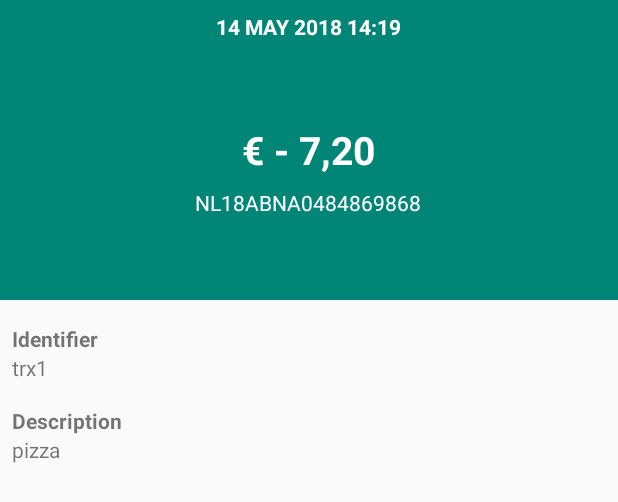
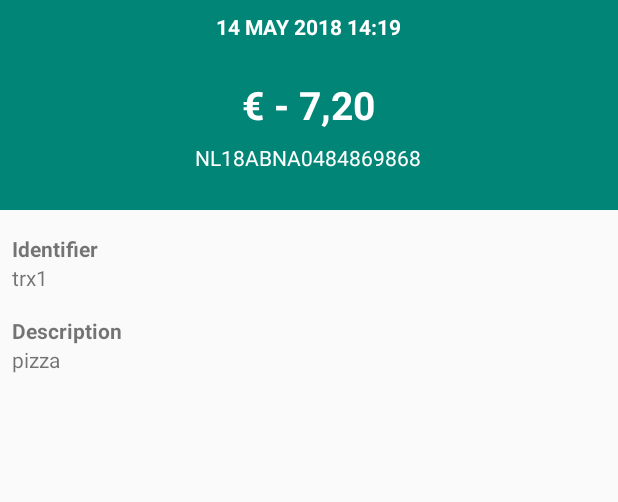
Before and after one commit to jordansilva/MyWalletTest, an Android app: the layout activity_transaction_detail.xml on its own in the app's theme, with its tools: preview values and no code run, on a phone screen of 412 x 824 dp. Shown: the top 502 px of the screen. Run offline under Robolectric (Android 15) with nearby library versions, the phone set to English and light mode, and no system bars.

Commit message:
UI Adjustments

```diff
--- a/app/src/main/res/layout/activity_transaction_detail.xml
+++ b/app/src/main/res/layout/activity_transaction_detail.xml
@@ -4,14 +4,14 @@
     android:layout_width="match_parent"
     android:layout_height="match_parent"
     android:animateLayoutChanges="true"
-    android:minWidth="300dp"
+    android:minWidth="260dp"
     android:orientation="vertical"
     android:paddingBottom="32dp"
     tools:context=".ui.transaction.TransactionDetailFragment">
 
     <RelativeLayout
         android:layout_width="match_parent"
-        android:layout_height="200dp"
+        android:layout_height="140dp"
         android:background="@color/colorPrimary">
 
         <TextView
```
Also changed, not shown: 1 other file.
